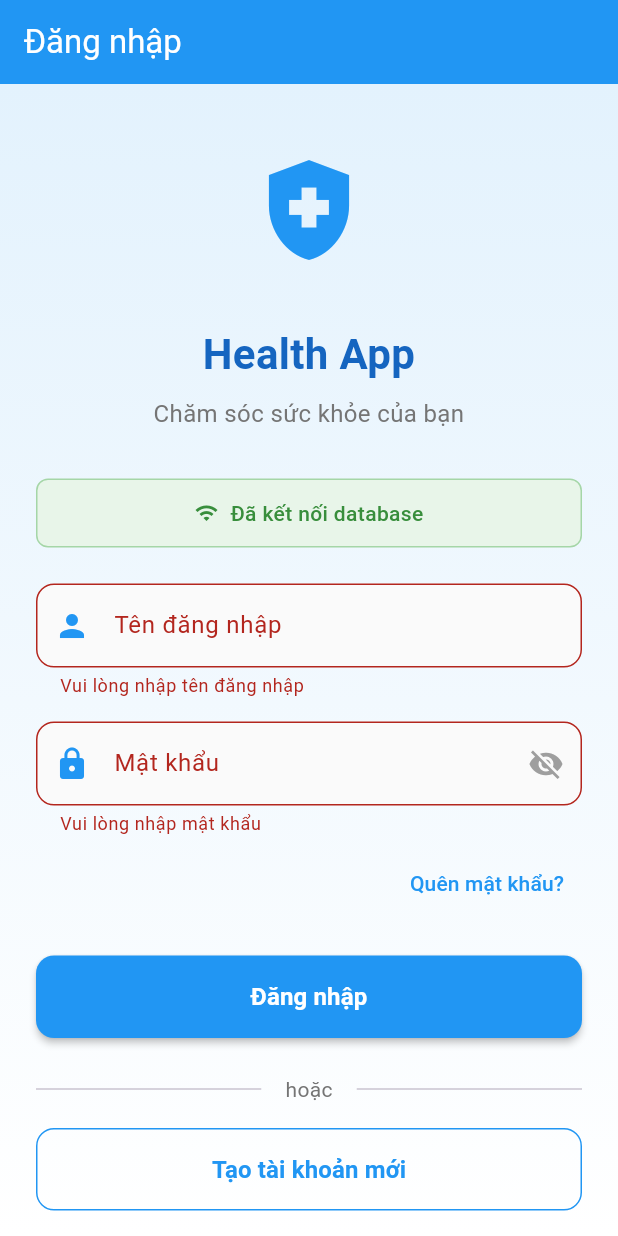
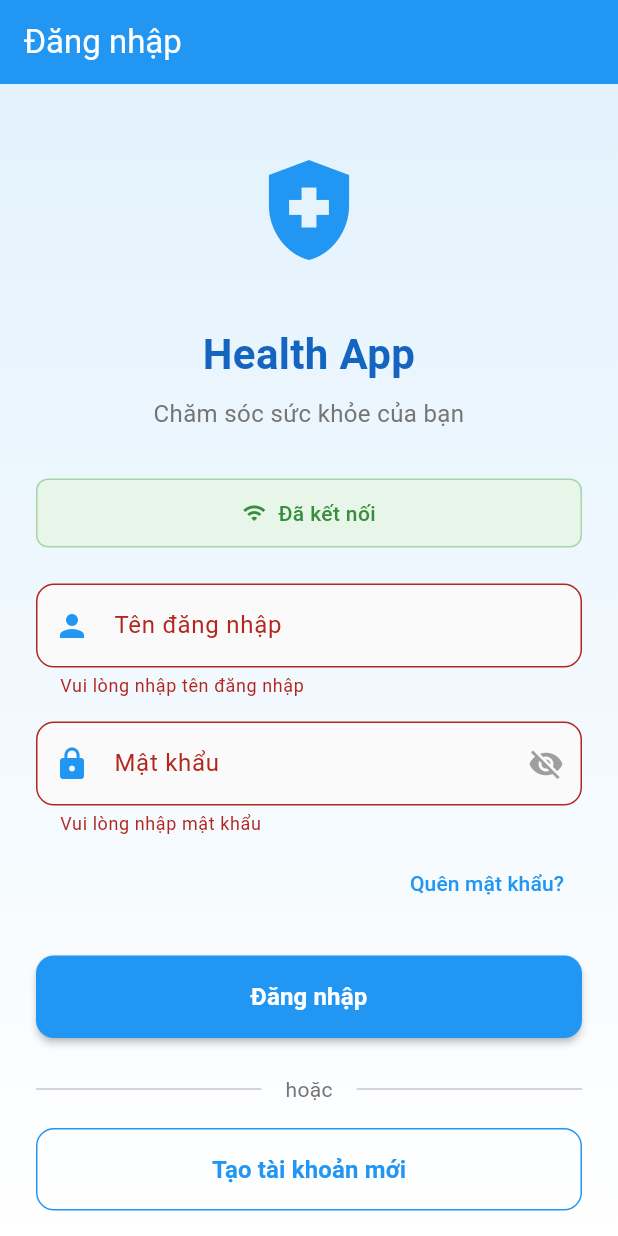
Before and after one commit to Nimiii0411/health_keeper, a Flutter app: the screen it shows after launch, after a tap on "Đăng nhập", on a phone screen of 412 x 824 dp. Run offline on Flutter 3.47's test engine with Material 3 defaults, Android fonts, the phone set to English and light mode, and no system bars; missing offline and left inert: mongo_dart.

Commit message:
update login screen, register screen

```diff
--- a/lib/screen/login_screen.dart
+++ b/lib/screen/login_screen.dart
@@ -3,6 +3,7 @@ import 'package:flutter/material.dart';
 import '../database/mongodb_service.dart';
 import '../service/user_service.dart';
 import '../models/user_model.dart';
+import 'register_screen.dart';
 
 class LoginScreen extends StatefulWidget {
   @override
@@ -27,7 +28,7 @@ class _LoginScreenState extends State<LoginScreen> {
   // Kết nối tới database khi khởi tạo
   Future<void> _connectToDatabase() async {
     try {
-      print('🔌 Bắt đầu kết nối database...');
+      print('🔌 Đang kiểm tra kết nối');
       await DatabaseConnection.connect();
       setState(() {
         _isConnected = true;
@@ -244,8 +245,8 @@ class _LoginScreenState extends State<LoginScreen> {
                         SizedBox(width: 8),
                         Text(
                           _isConnected
-                              ? 'Đã kết nối database'
-                              : 'Chưa kết nối database',
+                              ? 'Đã kết nối'
+                              : 'Mất kết nối',
                           style: TextStyle(
                             color:
                                 _isConnected
@@ -409,10 +410,7 @@ class _LoginScreenState extends State<LoginScreen> {
                   OutlinedButton(
                     onPressed: () {
                       // TODO: Navigate to register screen
-                      // Navigator.push(context, MaterialPageRoute(builder: (context) => RegisterScreen()));
-                      _showErrorDialog(
-                        'Chức năng đăng ký: Vui lòng sử dụng RegisterScreen đã có sẵn',
-                      );
+                      Navigator.push(context, MaterialPageRoute(builder: (context) => RegisterScreen()));
                     },
                     style: OutlinedButton.styleFrom(
                       foregroundColor: Colors.blue,
--- a/lib/screen/register_screen.dart
+++ b/lib/screen/register_screen.dart
@@ -3,6 +3,7 @@ import 'package:flutter/material.dart';
 import '../database/mongodb_service.dart';
 import '../service/user_service.dart';
 import '../models/user_model.dart';
+import 'login_screen.dart';
 
 class RegisterScreen extends StatefulWidget {
   @override
@@ -145,6 +146,7 @@ class _RegisterScreenState extends State<RegisterScreen> {
             TextButton(
               onPressed: () {
                 Navigator.of(context).pop();
+                Navigator.push(context, MaterialPageRoute(builder: (context) => LoginScreen()));
               },
               child: Text('OK'),
             ),
@@ -205,7 +207,7 @@ class _RegisterScreenState extends State<RegisterScreen> {
                   borderRadius: BorderRadius.circular(4),
                 ),
                 child: Text(
-                  _isConnected ? 'Đã kết nối database' : 'Chưa kết nối database',
+                  _isConnected ? 'Đã kết nối' : 'Mất kết nối',
                   style: TextStyle(
                     color: _isConnected ? Colors.green[800] : Colors.red[800],
                   ),
```
Also changed, not shown: 1 other file.
